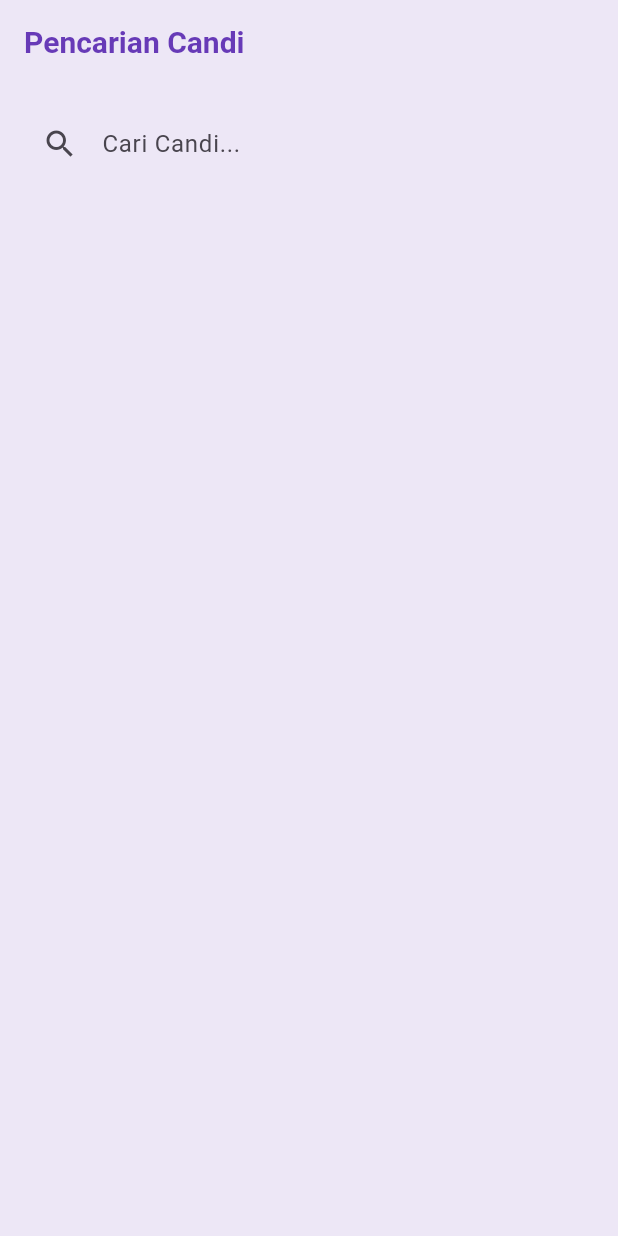
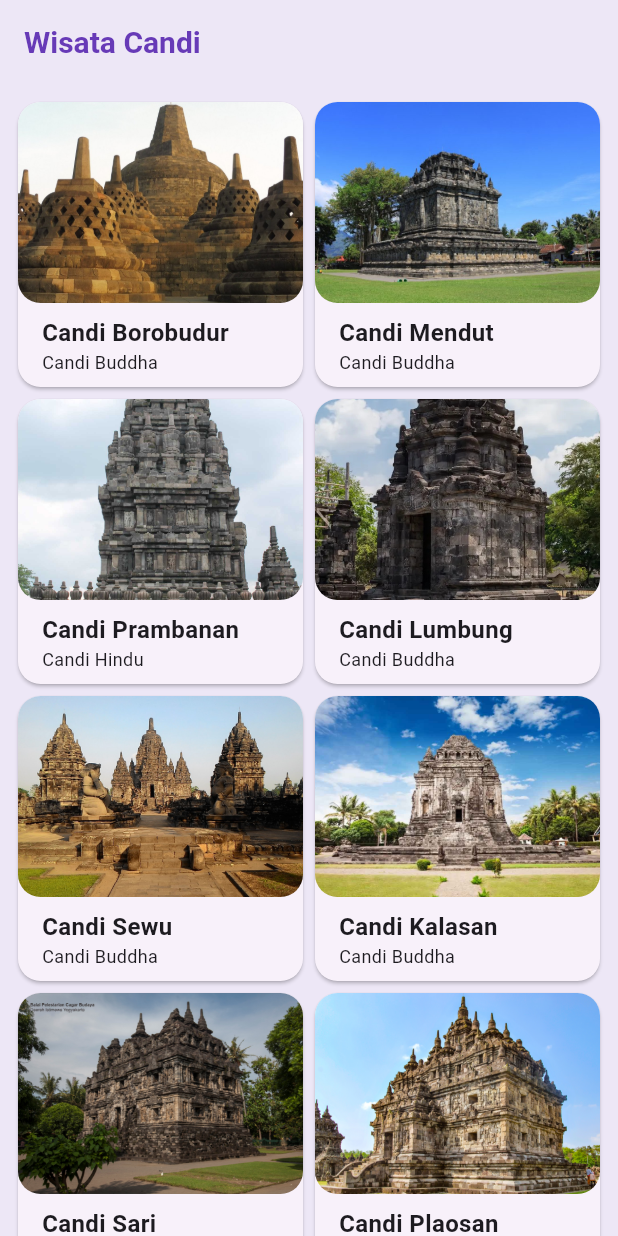
Before and after one commit to jodeyy/wisata_candi_jodi, a Flutter app: the screen it shows after launch, on a phone screen of 412 x 824 dp. Run offline on Flutter 3.47's test engine with Material 3 defaults, Android fonts, the light colour scheme and no system bars; our stand-ins replace cached_network_image.

Commit message:
commit home screen

```diff
--- a/lib/main.dart
+++ b/lib/main.dart
@@ -1,6 +1,7 @@
 import 'package:flutter/material.dart';
 import 'package:wisata_candi/screens/detail_screen.dart';
 import 'package:wisata_candi/data/candi_data_dart.dart';
+import 'package:wisata_candi/screens/home_screen.dart';
 import 'package:wisata_candi/screens/profile_screen.dart';
 import 'package:wisata_candi/screens/search_screen.dart';
 import 'package:wisata_candi/screens/sign_in_screen.dart';
@@ -34,7 +35,7 @@ class MyApp extends StatelessWidget {
           ),
         useMaterial3: true,
       ),
-      home: SearchScreen(),
+      home: HomeScreen(),
     );
   }
 }
--- /dev/null
+++ b/lib/screens/home_screen.dart
@@ -0,0 +1,35 @@
+import 'package:flutter/material.dart';
+import 'package:wisata_candi/data/candi_data_dart.dart';
+import 'package:wisata_candi/models/candi.dart';
+
+import '../widget/item_card.dart';
+
+class HomeScreen extends StatefulWidget {
+  const HomeScreen({super.key});
+
+  @override
+  State<HomeScreen> createState() => _HomeScreenState();
+}
+
+class _HomeScreenState extends State<HomeScreen> {
+  @override
+  Widget build(BuildContext context) {
+    return Scaffold(
+      // Todo: 1 Buat appbar dengan judul wisata Candi
+      appBar: AppBar(title: Text('Wisata Candi'),),
+      // Todo: 2. Buat body dengan GridView.builder
+      body: GridView.builder(
+          gridDelegate: SliverGridDelegateWithFixedCrossAxisCount(
+              crossAxisCount: 2),
+          padding: EdgeInsets.all(8),
+          itemCount: candiList.length,
+          itemBuilder: (context,index){
+        Candi candi = candiList[index]; // Ambil candi berdasarkan index
+        return ItemCard(candi: candi);
+
+    }
+      // Todo: 3. Buat ItemCard sebagai return value dari GridView.Builder
+    ),
+    );
+  }
+}
--- /dev/null
+++ b/lib/widget/item_card.dart
@@ -0,0 +1,61 @@
+import 'package:flutter/material.dart';
+
+import '../models/candi.dart';
+
+
+class ItemCard extends StatelessWidget {
+  // Todo : 1. Deklarasikan variabel yang dibutuhkan dan pasang pada konstruktor
+  final Candi candi;
+  const ItemCard({super.key, required this.candi});
+
+  @override
+  Widget build(BuildContext context) {
+    // TODO: 6. Implementasi routing ke DetailScreen
+    return Card(
+      // TODO: 2. Tetapkan parameter shape, margin, dan elavation dari cari
+      shape: RoundedRectangleBorder(borderRadius: BorderRadius.circular(15)),
+      margin: EdgeInsets.all(4),
+      elevation: 1,
+      child: Column(
+        crossAxisAlignment: CrossAxisAlignment.start,
+        children: [
+          // TODO: 3. buat Image sebagai anak dari column
+          Expanded(
+            // TODO: 7. Implementasi Hero Animation
+            child: ClipRRect(
+              borderRadius: BorderRadius.circular(15),
+              child: Image.asset(
+                  candi.imageAsset,
+                width: double.infinity,
+                fit: BoxFit.cover,
+
+              ),
+            ),
+          ),
+
+          // TODO:4. Buat Text sebagai anak dari column
+          Padding(
+            padding: const EdgeInsets.only(left: 16,top: 8),
+            child: Text(
+              candi.name,
+              style: TextStyle(
+                fontWeight: FontWeight.bold,
+                fontSize: 16,
+              ),
+            ),
+          ),
+          // TODO:5. Buat Text Sebagai anak dari column
+          Padding(
+            padding: const EdgeInsets.only(left: 16,bottom: 8),
+            child: Text(
+                candi.type,
+              style: TextStyle(
+                fontSize: 12,
+              ),
+            ),
+          )
+        ],
+      ),
+    );
+  }
+}
```
